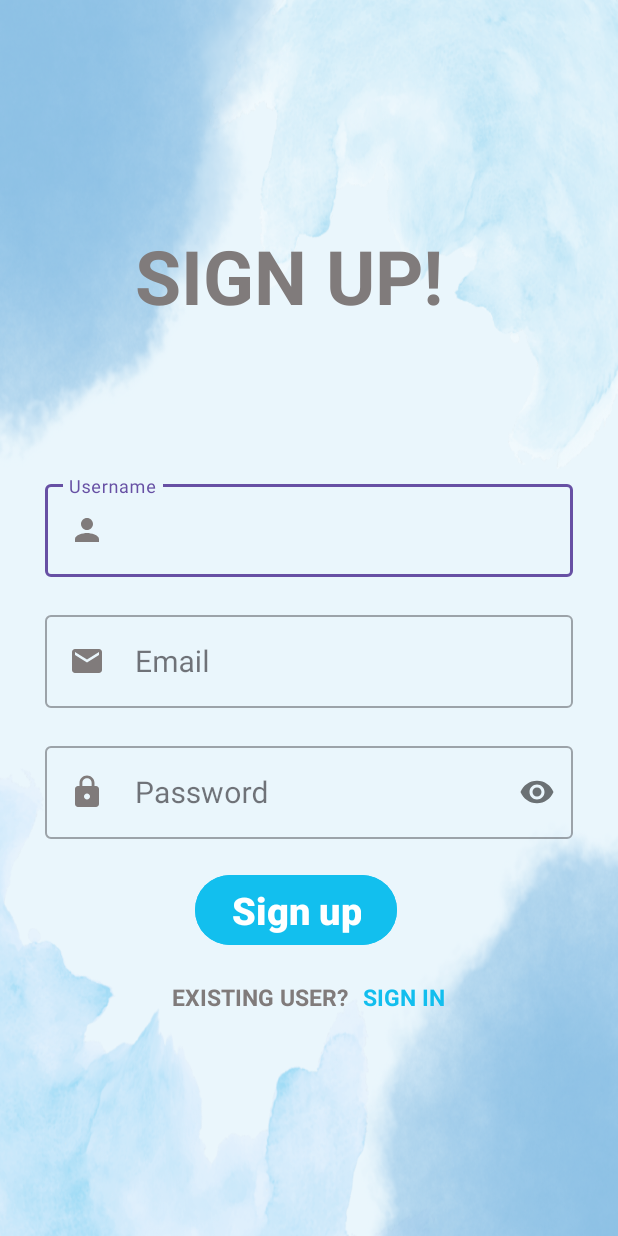
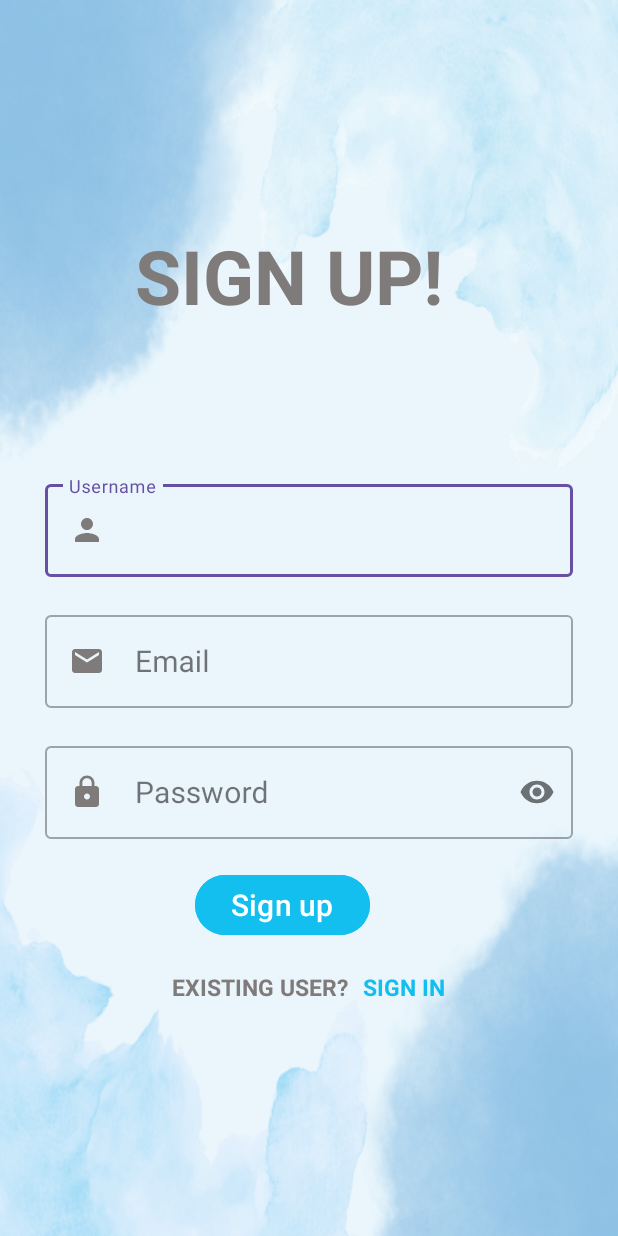
Before and after one commit to mrpascal1/MicroBloggingApp, an Android app: the RegisterActivity screen opened directly, with no data from a screen before it, on a phone screen of 412 x 824 dp. Run offline under Robolectric (Android 15) with nearby library versions, the phone set to English and light mode, and no system bars; our stand-ins replace Firebase (no records; nobody signed in at launch, a user with empty details on screens opened directly).

Commit message:
NEW LOGIN AND REGISTERATION PAGE

```diff
--- a/app/src/main/res/layout/activity_login.xml
+++ b/app/src/main/res/layout/activity_login.xml
@@ -70,8 +70,8 @@
         android:backgroundTint="#12BFEE"
         android:text="Sign in"
         android:textColor="@color/white"
-        android:textSize="25sp"
-        android:textStyle="bold" />
+        android:textSize="20sp"
+         />
 
     <LinearLayout
         android:layout_width="match_parent"
--- a/app/src/main/res/layout/activity_register.xml
+++ b/app/src/main/res/layout/activity_register.xml
@@ -94,8 +94,8 @@
             android:backgroundTint="#12BFEE"
             android:text="Sign up"
             android:textColor="@color/white"
-            android:textSize="25sp"
-            android:textStyle="bold" />
+            android:textSize="20dp"
+             />
 
         <LinearLayout
             android:layout_width="match_parent"
```
